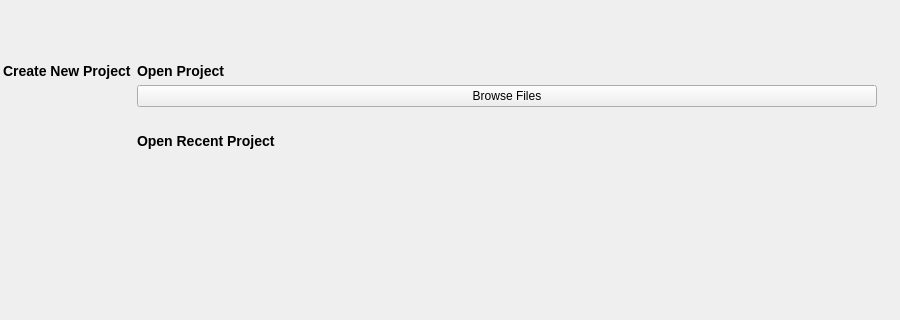
Qt form ilastik/shell/gui/ui/ilastikShell.ui (ilastik/ilastik) before a commit; both pictures show x 100 to 1000 and y 0 to 320 of the 1000 by 680 pixel window.
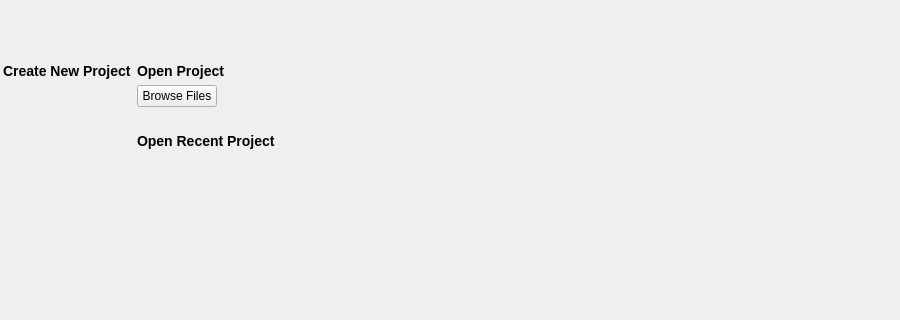
The same form after that commit. Icons and pictures are not drawn. Custom widgets are drawn as their Qt base class.

Commit message:
Prevent buttons in the 3rd column from expanding
Measure ideal widget sizes for each possible path abbreviation, and select the appropriate one when the button is being resized.

Use this table for reporting the corresponding sizeHint and minimumSizeHint.

Update this table when the button's text, icon or iconSize is changed.

The edit to the form file:
```diff
--- a/ilastik/shell/gui/ui/ilastikShell.ui
+++ b/ilastik/shell/gui/ui/ilastikShell.ui
@@ -365,7 +365,7 @@
                        </property>
                       </widget>
                      </item>
-                     <item>
+                     <item alignment="Qt::AlignLeft">
                       <widget class="QPushButton" name="browseFilesButton">
                        <property name="text">
                         <string>Browse Files</string>
```
The commit also changes 2 other files.
